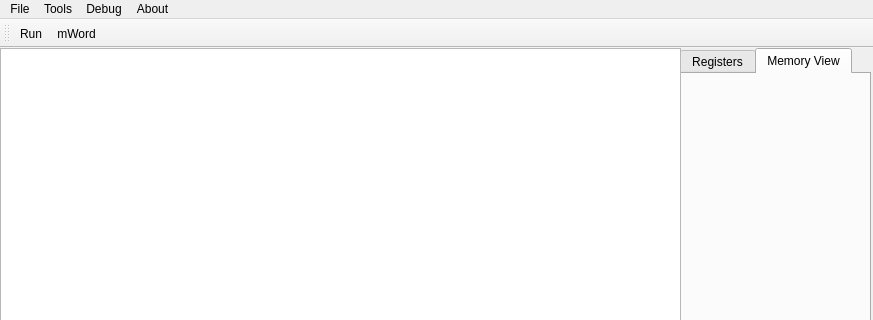
Before: the Qt Designer form Qt/mainwindow.ui in TomHaii/SRCsim, drawn with Qt 5; both pictures show x 0 to 873 and y 0 to 320 of the 873 by 688 pixel window.
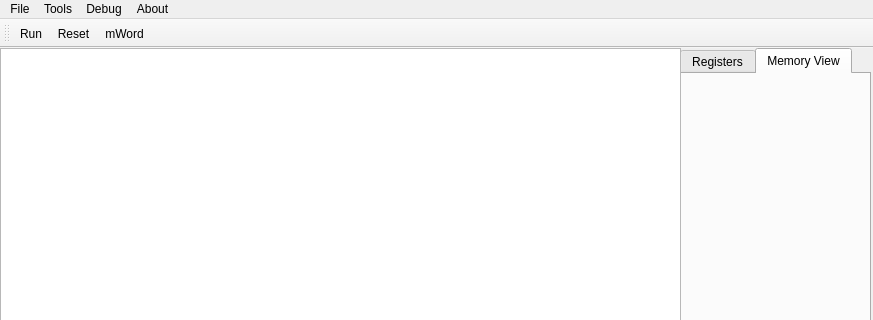
After: the same form once the commit is applied. Icons and pictures are not drawn.

Commit message: reset button

What changed in the file:
```diff
--- a/Qt/mainwindow.ui
+++ b/Qt/mainwindow.ui
@@ -198,6 +198,7 @@
     <bool>false</bool>
    </attribute>
    <addaction name="toolRun"/>
+   <addaction name="actionReset"/>
    <addaction name="actionmWord"/>
   </widget>
   <action name="actionFile">
@@ -239,6 +240,15 @@
     <string>mWord</string>
    </property>
   </action>
+  <action name="actionReset">
+   <property name="icon">
+    <iconset resource="resources.qrc">
+     <normaloff>:/reset</normaloff>:/reset</iconset>
+   </property>
+   <property name="text">
+    <string>Reset</string>
+   </property>
+  </action>
  </widget>
  <resources>
   <include location="resources.qrc"/>
```
The commit also changes 4 other files.
